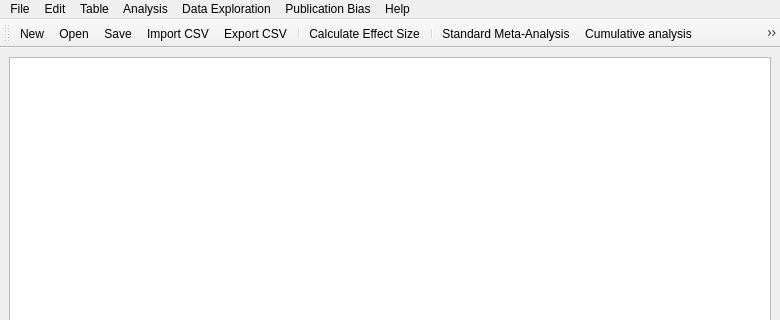
gdietz/OpenMEE, file main_window.ui: the form before one commit; both pictures show x 0 to 780 and y 0 to 320 of the 780 by 504 pixel window.
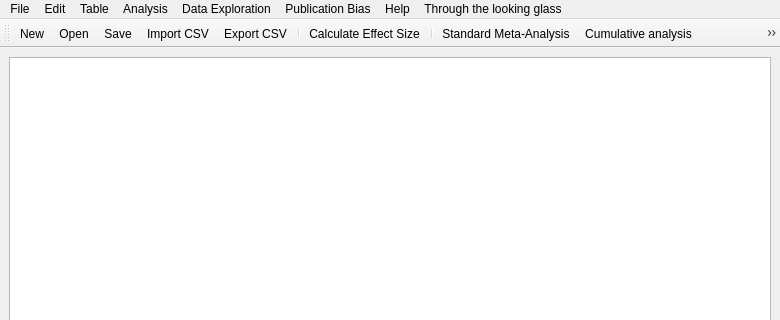
The form after the commit. Icons and pictures are not drawn.

What changed in the file:
```diff
--- a/main_window.ui
+++ b/main_window.ui
@@ -129,6 +129,12 @@
     <addaction name="actionScatterplot"/>
     <addaction name="actionHistogram"/>
    </widget>
+   <widget class="QMenu" name="menuThrough_the_looking_glass">
+    <property name="title">
+     <string>Through the looking glass</string>
+    </property>
+    <addaction name="actionR_log"/>
+   </widget>
    <addaction name="menuFile"/>
    <addaction name="menuEdit"/>
    <addaction name="menuTable"/>
@@ -136,6 +142,7 @@
    <addaction name="menuData_Exploration"/>
    <addaction name="menuPublication_Bias"/>
    <addaction name="menuAbout"/>
+   <addaction name="menuThrough_the_looking_glass"/>
   </widget>
   <widget class="QStatusBar" name="statusbar"/>
   <widget class="QToolBar" name="toolBar">
```
Left out of the diff: 5 changed lines with no effect on the pictures.
